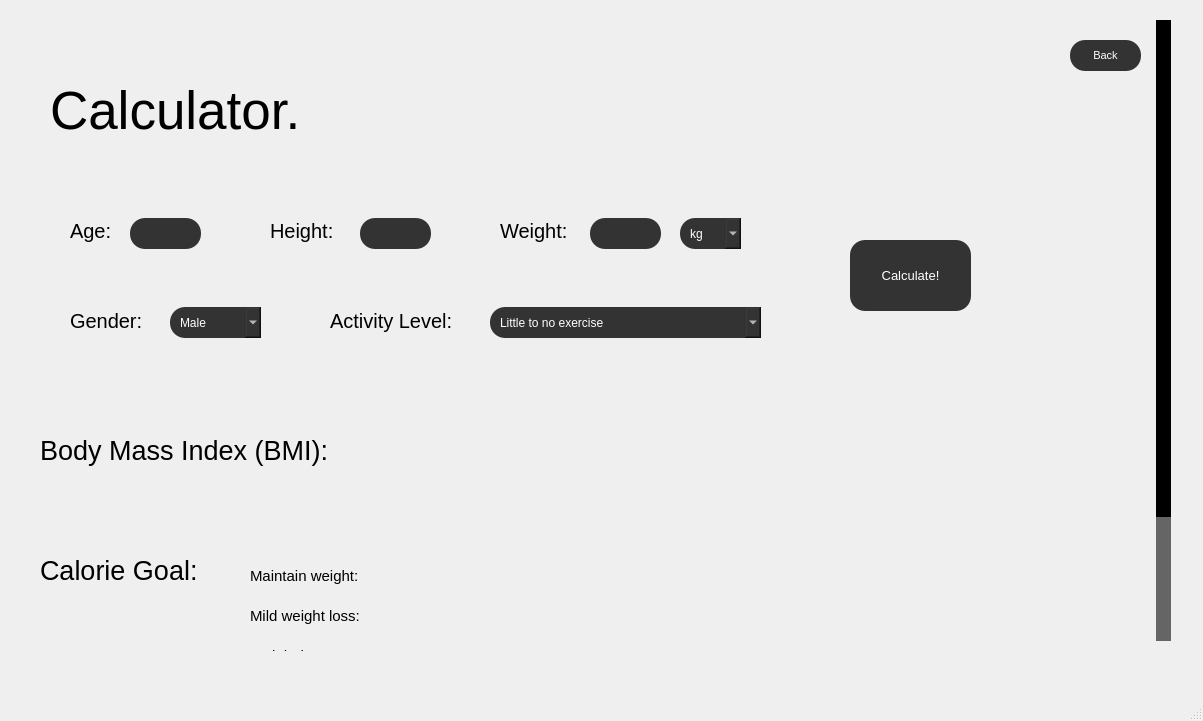
Before: the Qt Designer form code/calculator.ui in amroomargit/Forge, drawn with Qt 5.
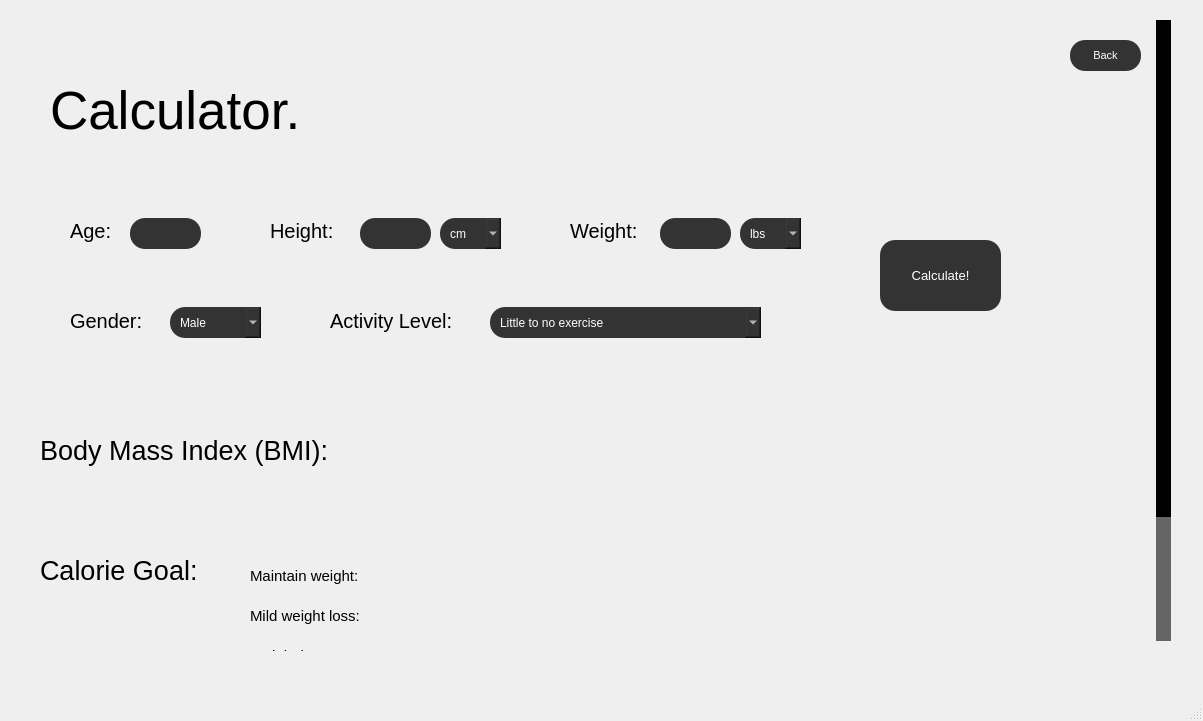
After: the same form once the commit is applied. Icons and pictures are not drawn.

```diff
--- a/code/calculator.ui
+++ b/code/calculator.ui
@@ -126,7 +126,7 @@
      <widget class="QLineEdit" name="weightBox">
       <property name="geometry">
        <rect>
-        <x>600</x>
+        <x>670</x>
         <y>208</y>
         <width>71</width>
         <height>31</height>
@@ -181,7 +181,7 @@
      <widget class="QPushButton" name="calculateButton">
       <property name="geometry">
        <rect>
-        <x>860</x>
+        <x>890</x>
         <y>230</y>
         <width>121</width>
         <height>71</height>
@@ -334,7 +334,7 @@
      <widget class="QLabel" name="weightLabel">
       <property name="geometry">
        <rect>
-        <x>510</x>
+        <x>580</x>
         <y>200</y>
         <width>91</width>
         <height>41</height>
@@ -586,7 +586,7 @@
      <widget class="QComboBox" name="weightDropdown">
       <property name="geometry">
        <rect>
-        <x>690</x>
+        <x>750</x>
         <y>208</y>
         <width>61</width>
         <height>31</height>
@@ -598,14 +598,40 @@
 border-radius: 15px;
 padding: 5px 10px;</string>
       </property>
-      <item>
-       <property name="text">
-        <string>kg</string>
-       </property>
-      </item>
       <item>
        <property name="text">
         <string>lbs</string>
+       </property>
+      </item>
+      <item>
+       <property name="text">
+        <string>kgs</string>
+       </property>
+      </item>
+     </widget>
+     <widget class="QComboBox" name="heightDropdown">
+      <property name="geometry">
+       <rect>
+        <x>450</x>
+        <y>208</y>
+        <width>61</width>
+        <height>31</height>
+       </rect>
+      </property>
+      <property name="styleSheet">
+       <string notr="true">background-color: #333333;
+color: white;
+border-radius: 15px;
+padding: 5px 10px;</string>
+      </property>
+      <item>
+       <property name="text">
+        <string>cm</string>
+       </property>
+      </item>
+      <item>
+       <property name="text">
+        <string>ft</string>
        </property>
       </item>
      </widget>
```
